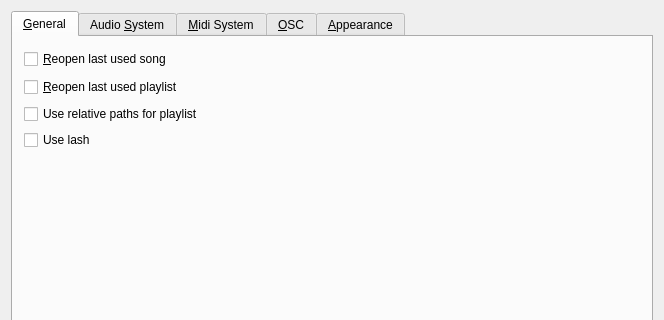
Old version of the form src/gui/src/PreferencesDialog_UI.ui in the repository hydrogen-music/hydrogen; both pictures show x 0 to 664 and y 0 to 320 of the 664 by 555 pixel window.
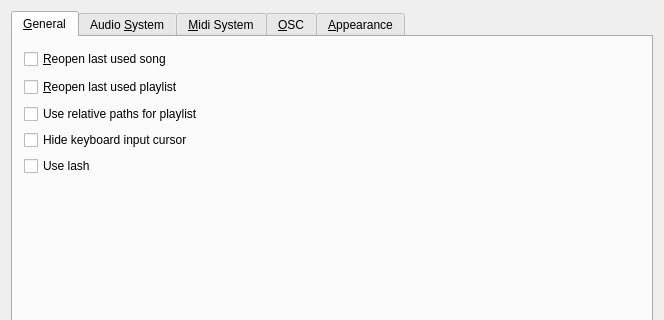
New version of the form. Custom widgets are drawn as their Qt base class.

Commit message: Make hiding of keyboard cursor optional (on by default)

```diff
--- a/src/gui/src/PreferencesDialog_UI.ui
+++ b/src/gui/src/PreferencesDialog_UI.ui
@@ -78,6 +78,13 @@
          </property>
         </widget>
        </item>
+       <item>
+        <widget class="QCheckBox" name="hideKeyboardCursor">
+         <property name="text">
+          <string>Hide keyboard input cursor</string>
+         </property>
+        </widget>
+       </item>
        <item>
         <widget class="QCheckBox" name="useLashCheckbox">
          <property name="text">
```
The commit also changes 6 other files.
